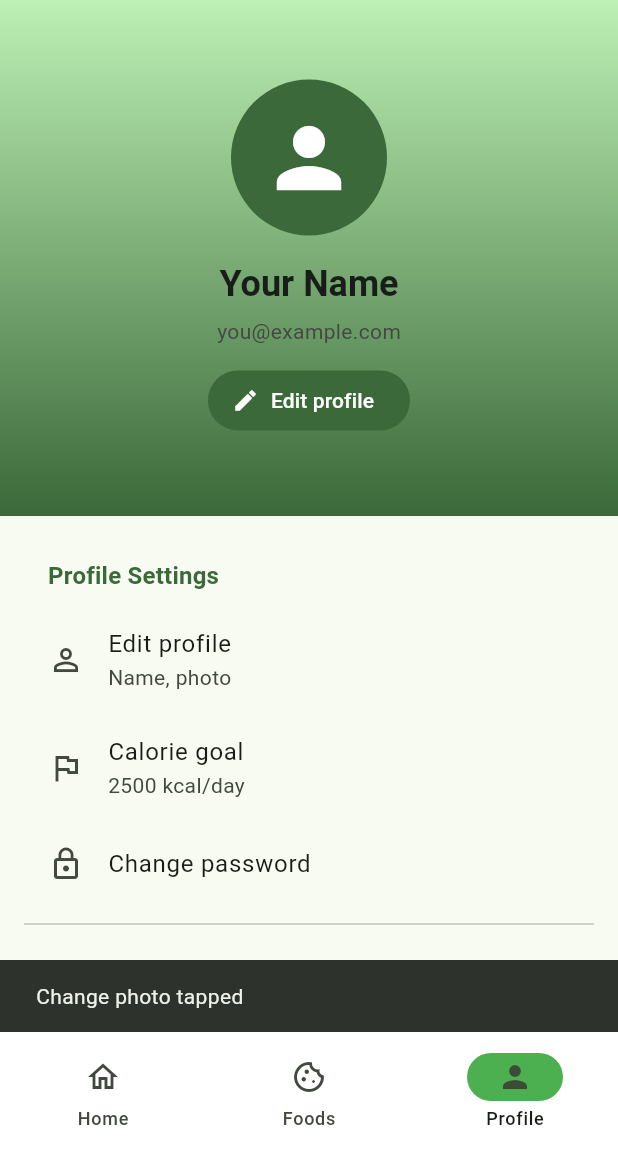
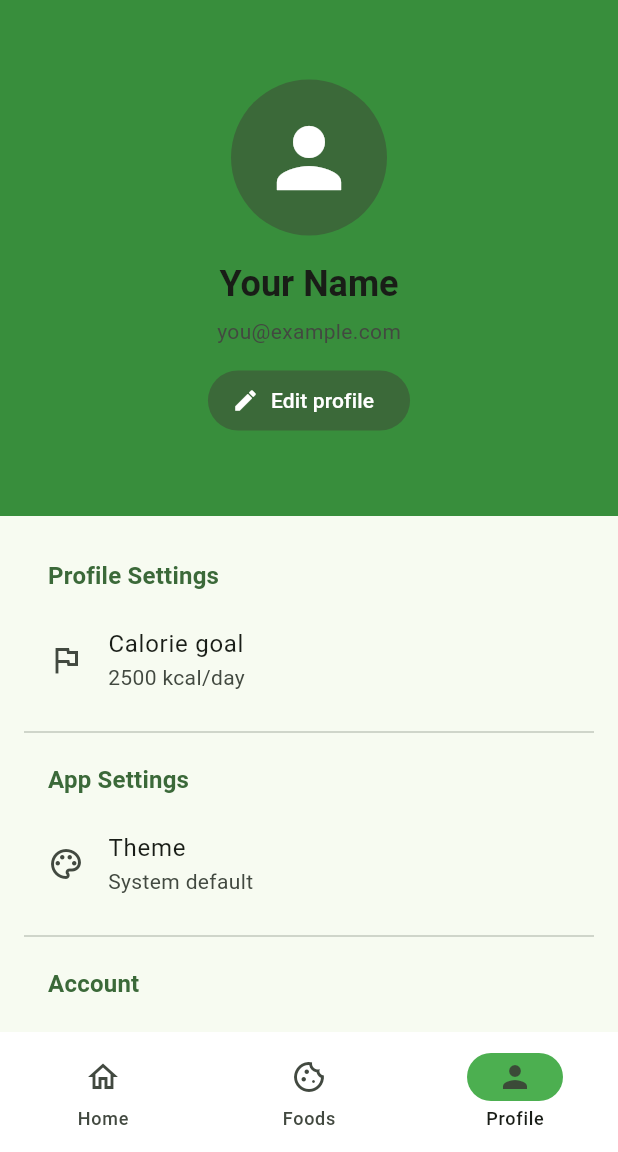
Before and after one commit to JSkrpp/PIM-Project, a Flutter app: the screen it shows after launch, item 3 of the bottom bar chosen, after a tap on "Edit profile", on a phone screen of 412 x 824 dp, the part 84-1236 px from its top. Run offline on Flutter 3.47's test engine with Material 3 defaults, Android fonts, the phone set to English and light mode, and no system bars.

Commit message:
Added dark mode support

```diff
--- a/calorie_tracker/lib/main.dart
+++ b/calorie_tracker/lib/main.dart
@@ -1,5 +1,6 @@
 import 'package:flutter/material.dart';
 import 'state/calorie_goal.dart';
+import 'state/app_theme.dart';
 import 'screens/home_screen.dart';
 import 'screens/food_screen.dart';
 import 'state/food_catalog.dart';
@@ -16,11 +17,16 @@ void main() {
   ]);
 
 
-  runApp(CalorieGoalProvider(
+  final themeController = AppThemeController();
+
+  runApp(AppThemeProvider(
+    notifier: themeController,
+    child: CalorieGoalProvider(
       notifier: goal,
       child: FoodCatalogProvider(
         notifier: catalog,
         child: const MyApp(),
+      ),
     ),
   ));
 }
@@ -28,20 +34,36 @@ void main() {
 class MyApp extends StatelessWidget {
   const MyApp({super.key});
 
+  ThemeData _buildLight() => ThemeData( // light mode builder
+        useMaterial3: true,
+        colorScheme: ColorScheme.fromSeed(seedColor: Colors.green, brightness: Brightness.light),
+        navigationBarTheme: const NavigationBarThemeData(
+          indicatorColor: Colors.green,
+          backgroundColor: Colors.white,
+        ),
+      );
+
+  ThemeData _buildDark() => ThemeData( //dark mode builder
+        useMaterial3: true,
+        colorScheme: ColorScheme.fromSeed(seedColor: Colors.green, brightness: Brightness.dark),
+        navigationBarTheme: const NavigationBarThemeData(
+          indicatorColor: Colors.green,
+        ),
+      );
+
   @override
   Widget build(BuildContext context) {
-    return MaterialApp(
+    final themeController = AppThemeProvider.of(context);
+    return AnimatedBuilder(
+      animation: themeController,
+      builder: (context, _) => MaterialApp(
         debugShowCheckedModeBanner: false,
         title: 'Calorie Tracker',
-      theme: ThemeData( // app stylisation
-        useMaterial3: true,
-        colorScheme: ColorScheme.fromSeed(seedColor: Colors.green),
-        navigationBarTheme: NavigationBarThemeData(
-          indicatorColor: Colors.green,
-          backgroundColor: Colors.white,
-        )
+        theme: _buildLight(),
+        darkTheme: _buildDark(),
+        themeMode: themeController.mode,
+        home: const BottomNavM3(),
       ),
-      home: const BottomNavM3(),
     );
   }
 }
--- a/calorie_tracker/lib/screens/profile_screen.dart
+++ b/calorie_tracker/lib/screens/profile_screen.dart
@@ -1,5 +1,6 @@
 import 'package:flutter/material.dart';
 import 'package:calorie_tracker/state/calorie_goal.dart';
+import 'package:calorie_tracker/state/app_theme.dart';
 
 class ProfileScreen extends StatefulWidget {
   const ProfileScreen({super.key});
@@ -13,11 +14,6 @@ class _ProfileScreenState extends State<ProfileScreen> {
   String _selectedTheme = 'System default';
   // Removed local calorieGoal; now using global CalorieGoalProvider.
 
-  void _showSnack(String message) {
-    ScaffoldMessenger.of(context).showSnackBar(
-      SnackBar(content: Text(message)),
-    );
-  }
 
   void _showCalorieGoalDialog() {
     final provider = CalorieGoalProvider.of(context);
@@ -41,15 +37,11 @@ class _ProfileScreenState extends State<ProfileScreen> {
                   suffixText: 'kcal',
                 ),
                 onChanged: (value) {
-                  final parsed = int.tryParse(value.replaceAll(RegExp(r'[^0-9]'), ''));
-                  if (parsed != null) setLocal(() => tempGoal = parsed.clamp(500, 10000));
+                  final parsed = int.tryParse(value.replaceAll(RegExp(r'[^0-9]'), '')); // parse input using regex for removing all non-numbers
+                  if (parsed != null) setLocal(() => tempGoal = parsed.clamp(500, 10000)); // clamping amount between 500 and 10000
                 },
               ),
               const SizedBox(height: 12),
-              Text(
-                'Tip: Typical range 1,600–3,000 kcal',
-                style: Theme.of(context).textTheme.bodySmall?.copyWith(color: Theme.of(context).colorScheme.onSurfaceVariant),
-              ),
             ],
           ),
         ),
@@ -75,6 +67,8 @@ class _ProfileScreenState extends State<ProfileScreen> {
 
   void _showThemeSelector() { // method for popping up the theme selector dialog
     String tempSelection = _selectedTheme;
+    final themeController = AppThemeProvider.of(context);
+
 
     showDialog(
       context: context,
@@ -122,6 +116,16 @@ class _ProfileScreenState extends State<ProfileScreen> {
           FilledButton(
             onPressed: () {
               setState(() => _selectedTheme = tempSelection);
+              switch (tempSelection) {
+                case 'Light':
+                  themeController.setMode(ThemeMode.light);
+                  break;
+                case 'Dark':
+                  themeController.setMode(ThemeMode.dark);
+                  break;
+                default:
+                  themeController.setMode(ThemeMode.system);
+              }
               Navigator.pop(context);
             },
             child: const Text('Apply'),
@@ -143,15 +147,8 @@ class _ProfileScreenState extends State<ProfileScreen> {
           Expanded(
             child: Container(
               width: double.infinity,
-              decoration: BoxDecoration(
-                gradient: LinearGradient(
-                  begin: Alignment.topCenter,
-                  end: Alignment.bottomCenter,
-                  colors: [
-                    colorScheme.primaryContainer.withValues(),
-                    colorScheme.primary.withValues(),
-                  ],
-                ),
+              decoration: BoxDecoration( // profile background color
+                color: Colors.green.shade700,
               ),
               child: Column(
                 mainAxisAlignment: MainAxisAlignment.center,
@@ -181,7 +178,7 @@ class _ProfileScreenState extends State<ProfileScreen> {
                   ),
                   const SizedBox(height: 12),
                   FilledButton.icon(
-                    onPressed: () => _showSnack('Change photo tapped'),
+                    onPressed: () => {},
                     icon: const Icon(Icons.edit),
                     label: const Text('Edit profile'),
                   ),
@@ -211,21 +208,10 @@ class _ProfileScreenState extends State<ProfileScreen> {
                         ),
                       ),
                       ListTile(
-                        leading: Icon(Icons.person_outline, color: colorScheme.onSurfaceVariant),
-                        title: const Text('Edit profile'),
-                        subtitle: const Text('Name, photo'),
-                        onTap: () => _showSnack('Edit profile tapped'),
-                      ),
-                      ListTile(
                         leading: Icon(Icons.flag_outlined, color: colorScheme.onSurfaceVariant),
                         title: const Text('Calorie goal'),
                         subtitle: Text('${CalorieGoalProvider.of(context).goal} kcal/day'),
                         onTap: _showCalorieGoalDialog,
-                      ),
-                      ListTile(
-                        leading: Icon(Icons.lock_outline, color: colorScheme.onSurfaceVariant),
-                        title: const Text('Change password'),
-                        onTap: () => _showSnack('Change password tapped'),
                       ),
                       Divider(height: 24, color: colorScheme.outlineVariant),
                       Padding(
@@ -266,7 +252,6 @@ class _ProfileScreenState extends State<ProfileScreen> {
                         ),
                         onTap: () {
                           setState(() => _isLoggedIn = !_isLoggedIn);
-                          _showSnack(_isLoggedIn ? 'Logged in' : 'Logged out');
                         },
                       ),
                     ],
--- /dev/null
+++ b/calorie_tracker/lib/state/app_theme.dart
@@ -0,0 +1,23 @@
+import 'package:flutter/material.dart';
+
+class AppThemeController extends ChangeNotifier { // app theme controller
+  ThemeMode _mode = ThemeMode.system; // default at system theme
+  ThemeMode get mode => _mode;
+
+  void setMode(ThemeMode mode) { // setter for app theme
+    if (_mode == mode) return;
+    _mode = mode;
+    notifyListeners();
+  }
+}
+
+class AppThemeProvider extends InheritedNotifier<AppThemeController> { // global theme provider
+  const AppThemeProvider({super.key, required AppThemeController notifier, required Widget child})
+      : super(notifier: notifier, child: child);
+
+  static AppThemeController of(BuildContext context) {
+    final provider = context.dependOnInheritedWidgetOfExactType<AppThemeProvider>();
+    assert(provider != null, 'No AppThemeProvider found in context');
+    return provider!.notifier!;
+  }
+}
--- a/calorie_tracker/lib/state/food_catalog.dart
+++ b/calorie_tracker/lib/state/food_catalog.dart
@@ -29,13 +29,13 @@ class FoodCatalog extends ChangeNotifier {
   }
 }
 
-class FoodCatalogProvider extends InheritedNotifier<FoodCatalog> {
+class FoodCatalogProvider extends InheritedNotifier<FoodCatalog> { // notifier for changes in food catalog
   const FoodCatalogProvider({
     required super.notifier,
     required super.child,
     super.key,
   });
 
-  static FoodCatalog of(BuildContext context) =>
+  static FoodCatalog of(BuildContext context) => //context builder
       context.dependOnInheritedWidgetOfExactType<FoodCatalogProvider>()!.notifier!;
 }
```
Lines whose indentation alone changed are shown as unchanged.
